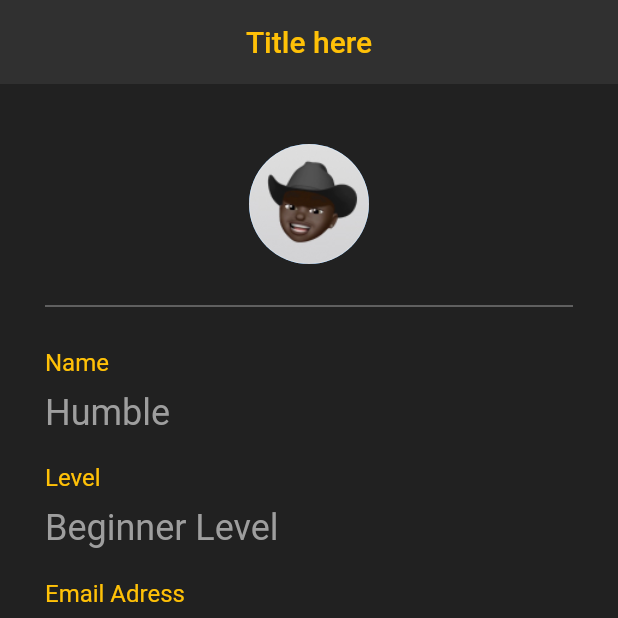
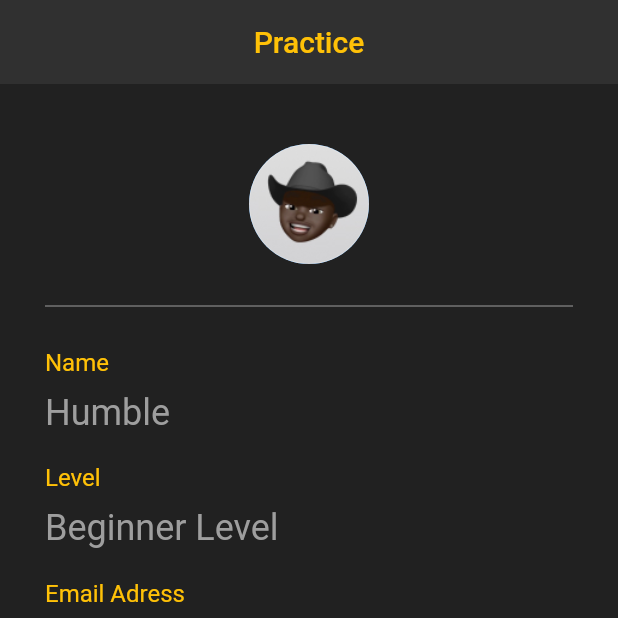
Before and after one commit to HumbleGh/HID, a Flutter app: the screen it shows after launch, on a phone screen of 412 x 824 dp, the top half of it. Run offline on Flutter 3.47's test engine with Material 2 defaults, Android fonts, the phone set to English and light mode, and no system bars.

Commit message:
minor changes

```diff
--- a/lib/main.dart
+++ b/lib/main.dart
@@ -30,7 +30,7 @@ class _Fixing extends State<Fixing> {
         backgroundColor: Colors.grey[850],
         centerTitle: true,
         title: const Text(
-          'Title here',
+          'Practice',
           style: TextStyle(color: Colors.amber),
         ),
       ),
```
